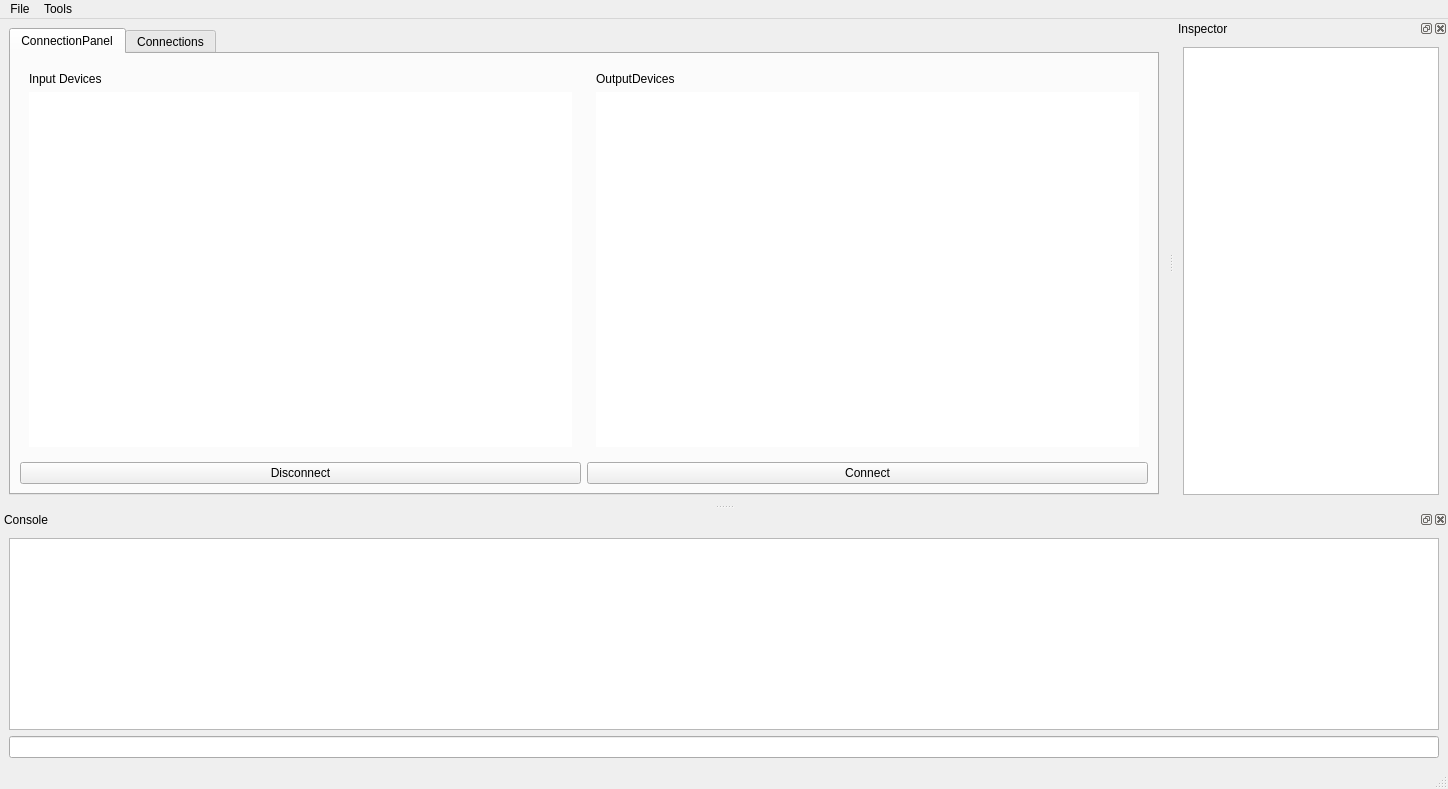
Above: design/main.ui from Pizza989/MidiConnector before the change. Below: the same form after it.
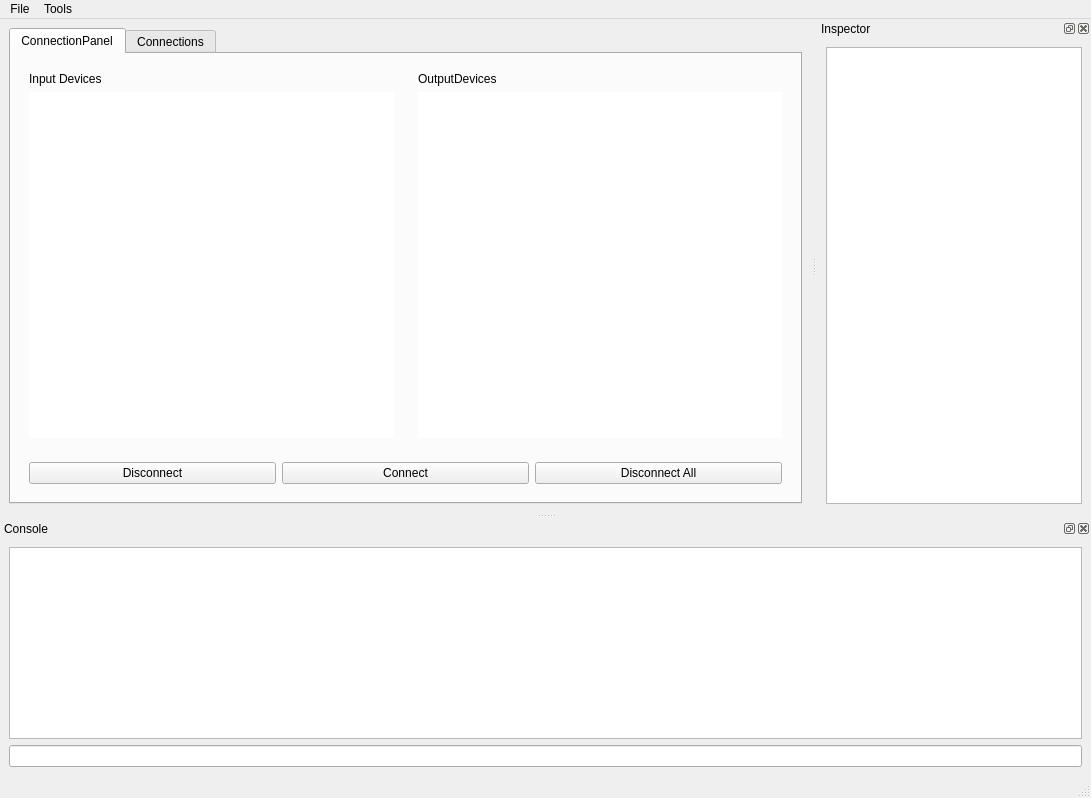
That is the form after the change.

```diff
--- a/design/main.ui
+++ b/design/main.ui
@@ -6,8 +6,8 @@
    <rect>
     <x>0</x>
     <y>0</y>
-    <width>1448</width>
-    <height>789</height>
+    <width>1091</width>
+    <height>798</height>
    </rect>
   </property>
   <property name="windowTitle">
@@ -20,7 +20,7 @@
    <number>0</number>
   </property>
   <property name="styleSheet">
-   <string notr="true"/>
+   <string notr="true">alternate-background-color: rgb(110, 74, 255);</string>
   </property>
   <widget class="QWidget" name="centralwidget">
    <layout class="QGridLayout" name="gridLayout_5">
@@ -49,22 +49,6 @@
         <string>ConnectionPanel</string>
        </attribute>
        <layout class="QGridLayout" name="gridLayout_2">
-        <item row="5" column="1">
-         <widget class="QPushButton" name="connectPushButton">
-          <property name="sizePolicy">
-           <sizepolicy hsizetype="Minimum" vsizetype="Preferred">
-            <horstretch>0</horstretch>
-            <verstretch>0</verstretch>
-           </sizepolicy>
-          </property>
-          <property name="styleSheet">
-           <string notr="true"/>
-          </property>
-          <property name="text">
-           <string>Connect</string>
-          </property>
-         </widget>
-        </item>
         <item row="3" column="1">
          <widget class="QFrame" name="frame_2">
           <property name="styleSheet">
@@ -145,11 +129,53 @@
           </layout>
          </widget>
         </item>
-        <item row="5" column="0">
-         <widget class="QPushButton" name="disconnectPushButton">
-          <property name="text">
-           <string>Disconnect</string>
+        <item row="5" column="0" colspan="2">
+         <widget class="QFrame" name="frame_3">
+          <property name="styleSheet">
+           <string notr="true">QFrame
+{
+border: nony;
+}
+</string>
           </property>
+          <property name="frameShape">
+           <enum>QFrame::StyledPanel</enum>
+          </property>
+          <property name="frameShadow">
+           <enum>QFrame::Raised</enum>
+          </property>
+          <layout class="QHBoxLayout" name="horizontalLayout">
+           <item>
+            <widget class="QPushButton" name="disconnectPushButton">
+             <property name="text">
+              <string>Disconnect</string>
+             </property>
+            </widget>
+           </item>
+           <item>
+            <widget class="QPushButton" name="connectPushButton">
+             <property name="sizePolicy">
+              <sizepolicy hsizetype="Minimum" vsizetype="Preferred">
+               <horstretch>0</horstretch>
+               <verstretch>0</verstretch>
+              </sizepolicy>
+             </property>
+             <property name="styleSheet">
+              <string notr="true"/>
+             </property>
+             <property name="text">
+              <string>Connect</string>
+             </property>
+            </widget>
+           </item>
+           <item>
+            <widget class="QPushButton" name="disconnectAllButton">
+             <property name="text">
+              <string>Disconnect All</string>
+             </property>
+            </widget>
+           </item>
+          </layout>
          </widget>
         </item>
        </layout>
@@ -168,7 +194,7 @@
     <rect>
      <x>0</x>
      <y>0</y>
-     <width>1448</width>
+     <width>1091</width>
      <height>30</height>
     </rect>
    </property>
```
